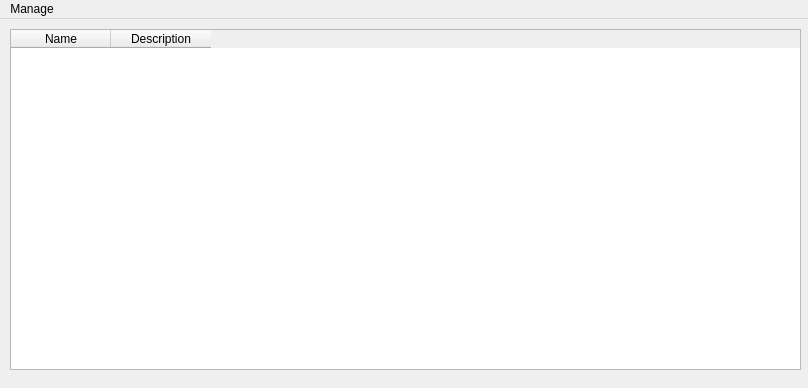
ari099/Crumby, file db/recipes_app.ui: the form before one commit.
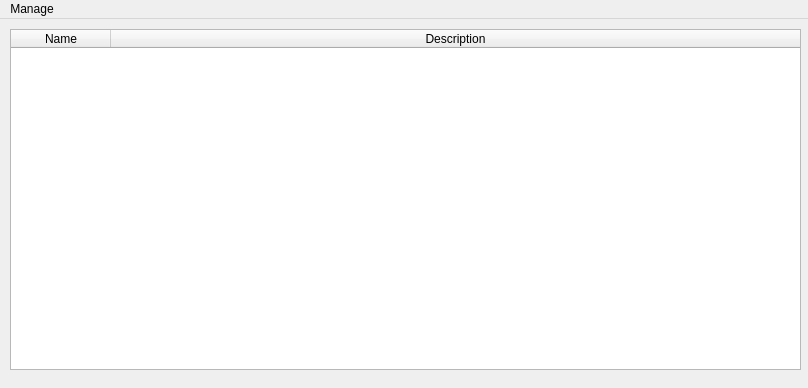
The form after the commit.

What changed in the file:
```diff
--- a/db/recipes_app.ui
+++ b/db/recipes_app.ui
@@ -23,6 +23,12 @@
       <height>341</height>
      </rect>
     </property>
+    <property name="selectionBehavior">
+     <enum>QAbstractItemView::SelectRows</enum>
+    </property>
+    <attribute name="horizontalHeaderStretchLastSection">
+     <bool>true</bool>
+    </attribute>
     <column>
      <property name="text">
       <string>Name</string>
```
Left out of the diff: 8 changed lines with no effect on the pictures.
